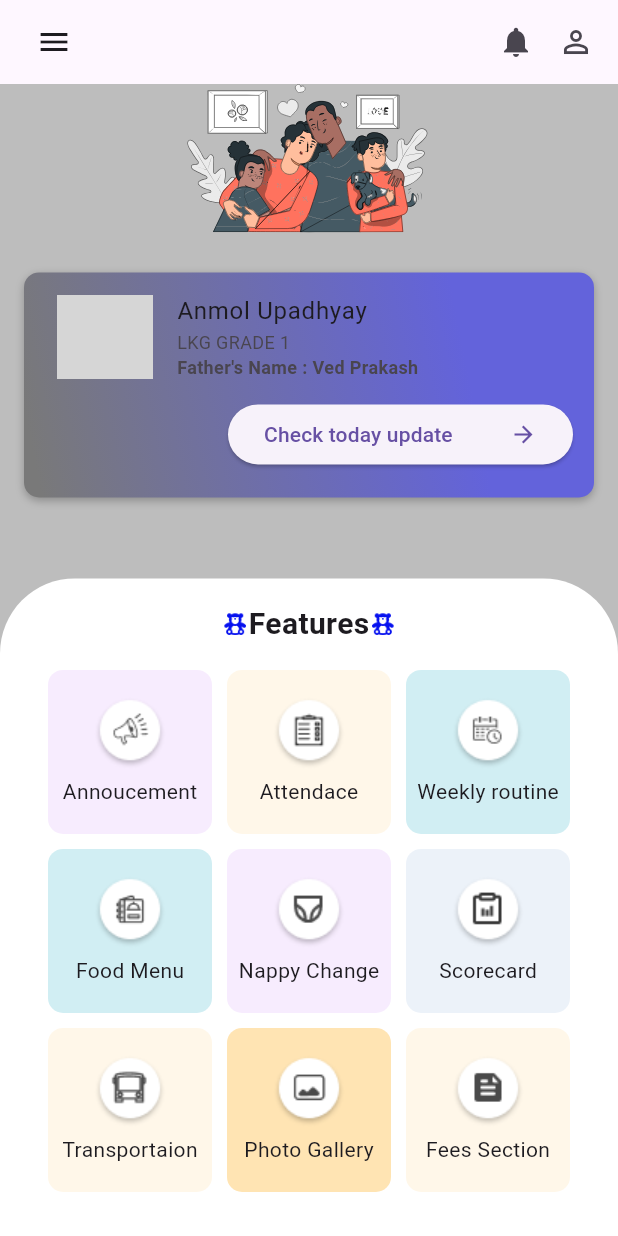
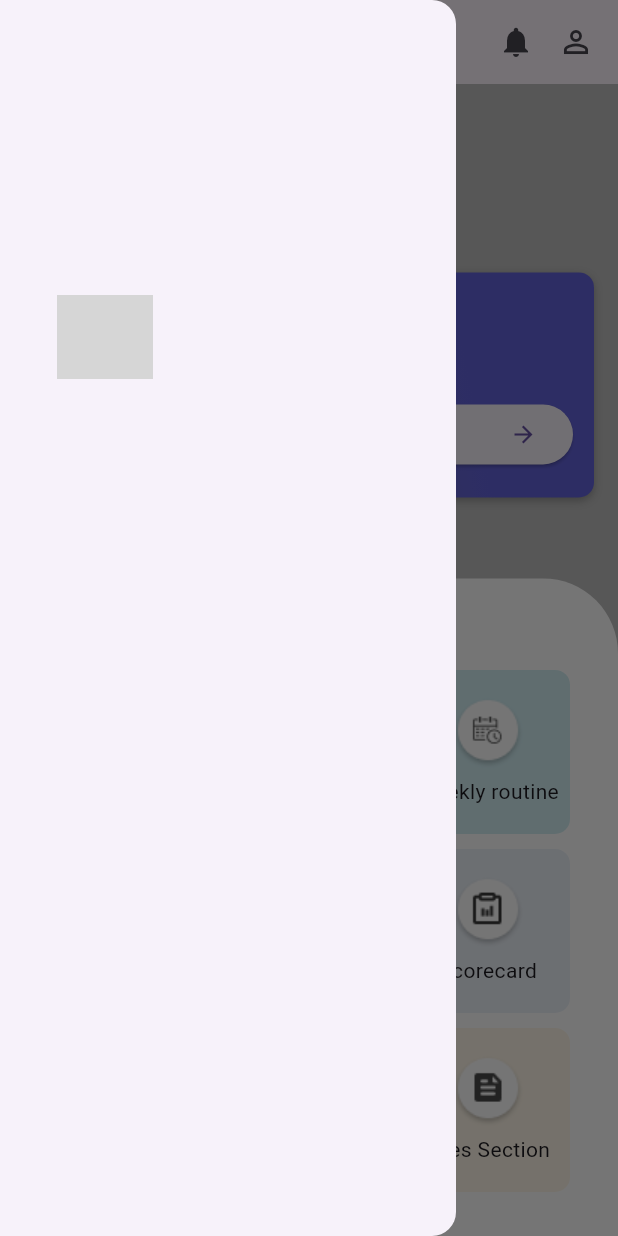
Before and after one commit to Pushpendra1001/child_care, a Flutter app: the screen it shows after launch, with the side drawer open (before the commit the screen has no drawer), on a phone screen of 412 x 824 dp. Run offline on Flutter 3.47's test engine with Material 3 defaults, Android fonts, the phone set to English and light mode, and no system bars; our stand-ins replace flutter_svg, table_calendar; missing offline and left inert: circle_progress_bar; network calls fail; grey boxes are pictures that could not be loaded.

Commit message:
create homepage

```diff
--- a/lib/views/screens/homepage.dart
+++ b/lib/views/screens/homepage.dart
@@ -54,11 +54,8 @@ class _HomePageState extends State<HomePage> {
 
     return Scaffold(
       backgroundColor: Colors.grey.shade400,
+      drawer: const Drawer(),
       appBar: AppBar(
-        leading: Padding(
-          padding: const EdgeInsets.symmetric(horizontal: 24),
-          child: InkWell(onTap: () {}, child: const Icon(Icons.menu)),
-        ),
         actions: [
           const InkWell(child: Icon(Icons.notifications)),
           Padding(
```
